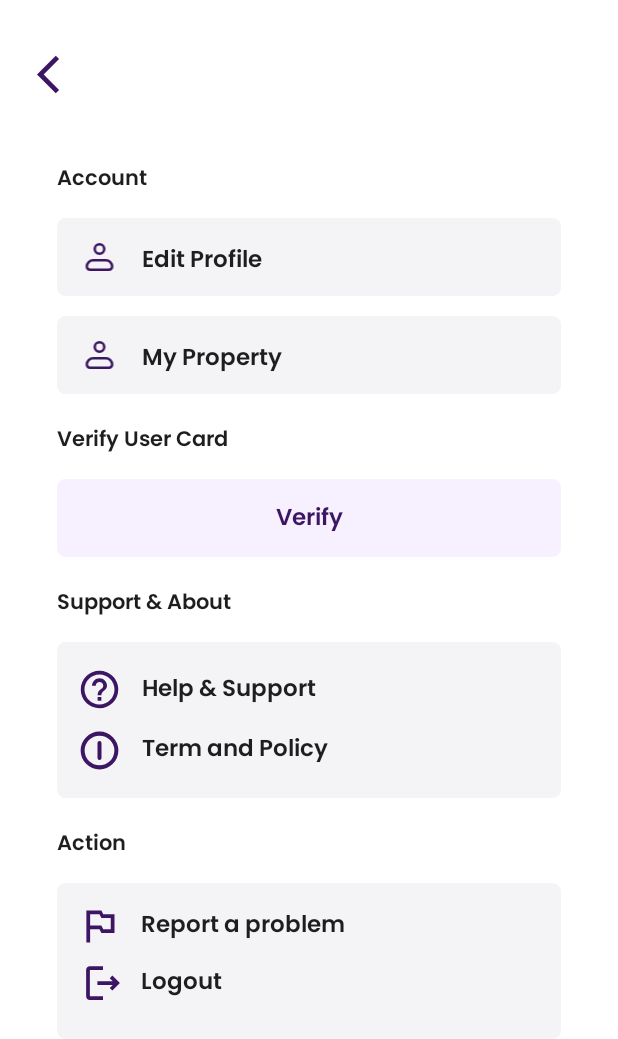
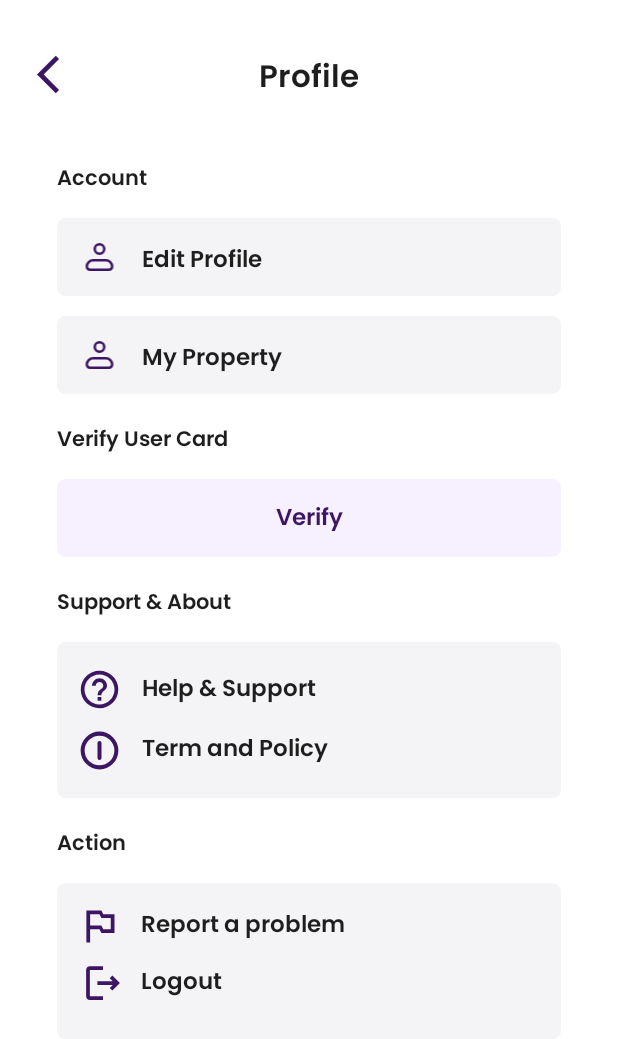
Before and after one commit to GulraizAsmat/A2AChat, an Android app: the ProfileFragment screen opened through its navigation route, on a phone screen of 412 x 824 dp. Shown: the top 1039 px of the screen. Run offline under Robolectric (Android 15) with nearby library versions, the phone set to English and light mode, and no system bars; our stand-ins replace Firebase (no records; nobody signed in at launch, a user with empty details on screens opened directly), data binding, sdp/ssp sizes; 1 statement that could not run was skipped.

Commit message:
3rd Sept merge with Gulraiz and Hassam

```diff
--- a/app/build.gradle
+++ b/app/build.gradle
@@ -92,4 +92,7 @@ dependencies {
 
     //Image picker
     implementation 'com.github.dhaval2404:imagepicker:2.1'
+
+    //Circle imageview
+    implementation 'de.hdodenhof:circleimageview:3.1.0'
 }
--- a/app/src/main/java/app/unduit/a2achatapp/fragments/ProfileFragment.kt
+++ b/app/src/main/java/app/unduit/a2achatapp/fragments/ProfileFragment.kt
@@ -7,9 +7,11 @@ import android.view.View
 import android.view.ViewGroup
 import androidx.navigation.fragment.findNavController
 import app.unduit.a2achatapp.R
+import app.unduit.a2achatapp.databinding.FragmentProfileBinding
 
 class ProfileFragment : Fragment(),View.OnClickListener {
 
+    private lateinit var binding: FragmentProfileBinding
 
     override fun onCreate(savedInstanceState: Bundle?) {
         super.onCreate(savedInstanceState)
@@ -21,7 +23,10 @@ class ProfileFragment : Fragment(),View.OnClickListener {
         savedInstanceState: Bundle?
     ): View? {
         // Inflate the layout for this fragment
-        return inflater.inflate(R.layout.fragment_profile, container, false)
+        binding = FragmentProfileBinding.inflate(inflater)
+        binding.lifecycleOwner = this
+
+        return binding.root
     }
 
     override fun onViewCreated(view: View, savedInstanceState: Bundle?) {
@@ -36,12 +41,11 @@ class ProfileFragment : Fragment(),View.OnClickListener {
     }
 
     fun listeners(){
-//        back_icon.setOnClickListener(this)
+        binding.backIcon.setOnClickListener(this)
     }
 
     private fun setScreenTitle(){
-
-//        screen_title.text="Profile"
+        binding.screenTitle.text="Profile"
     }
 
     override fun onClick(v: View?) {
--- a/app/src/main/res/layout/fragment_profile.xml
+++ b/app/src/main/res/layout/fragment_profile.xml
@@ -1,12 +1,11 @@
 <?xml version="1.0" encoding="utf-8"?>
+<layout>
+
     <androidx.constraintlayout.widget.ConstraintLayout xmlns:android="http://schemas.android.com/apk/res/android"
+        xmlns:app="http://schemas.android.com/apk/res-auto"
         xmlns:tools="http://schemas.android.com/tools"
         android:layout_width="match_parent"
-    android:layout_height="match_parent"
-    xmlns:app="http://schemas.android.com/apk/res-auto">
-
-
-
+        android:layout_height="match_parent">
 
         <!--    Header Section-->
 
@@ -316,8 +315,8 @@
                     android:id="@+id/logout_icon"
                     android:layout_width="wrap_content"
                     android:layout_height="wrap_content"
+                    android:layout_marginStart="@dimen/_4sdp"
                     android:src="@drawable/ic_logout"
-                android:layout_marginStart="@dimen/_4sdp"
                     app:layout_constraintBottom_toBottomOf="parent"
                     app:layout_constraintStart_toStartOf="parent"
                     app:layout_constraintTop_toBottomOf="@+id/report_problem" />
@@ -334,8 +333,6 @@
                     app:layout_constraintBottom_toBottomOf="@+id/logout_icon"
                     app:layout_constraintStart_toEndOf="@+id/logout_icon"
                     app:layout_constraintTop_toTopOf="@+id/logout_icon" />
-
-
             </androidx.constraintlayout.widget.ConstraintLayout>
 
 
@@ -348,6 +345,7 @@
             android:layout_height="wrap_content"
             android:orientation="horizontal"
             app:layout_constraintGuide_percent="0.02" />
+
         <androidx.constraintlayout.widget.Guideline
             android:id="@+id/start_guideline"
             android:layout_width="wrap_content"
@@ -359,11 +357,8 @@
             android:id="@+id/end_guideline"
             android:layout_width="wrap_content"
             android:layout_height="wrap_content"
-
             android:orientation="vertical"
-        app:layout_constraintGuide_percent="0.94"
-        />
-
-
+            app:layout_constraintGuide_percent="0.94" />
 
     </androidx.constraintlayout.widget.ConstraintLayout>
+</layout>
```
Also changed, not shown: app/src/main/java/app/unduit/a2achatapp/fragments/EditProfileFragment.kt (added, +19 -0 lines), app/src/main/res/layout/fragment_edit_profile.xml (added, +92 -0 lines), 1 other file. Lines whose indentation alone changed are shown as unchanged.
